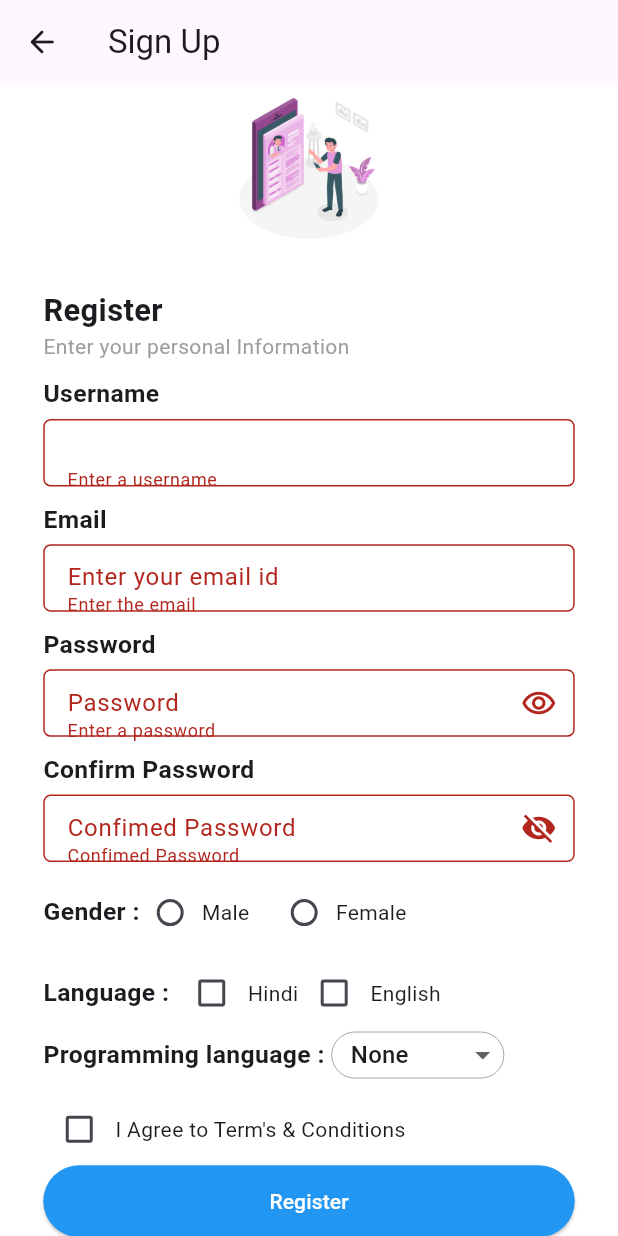
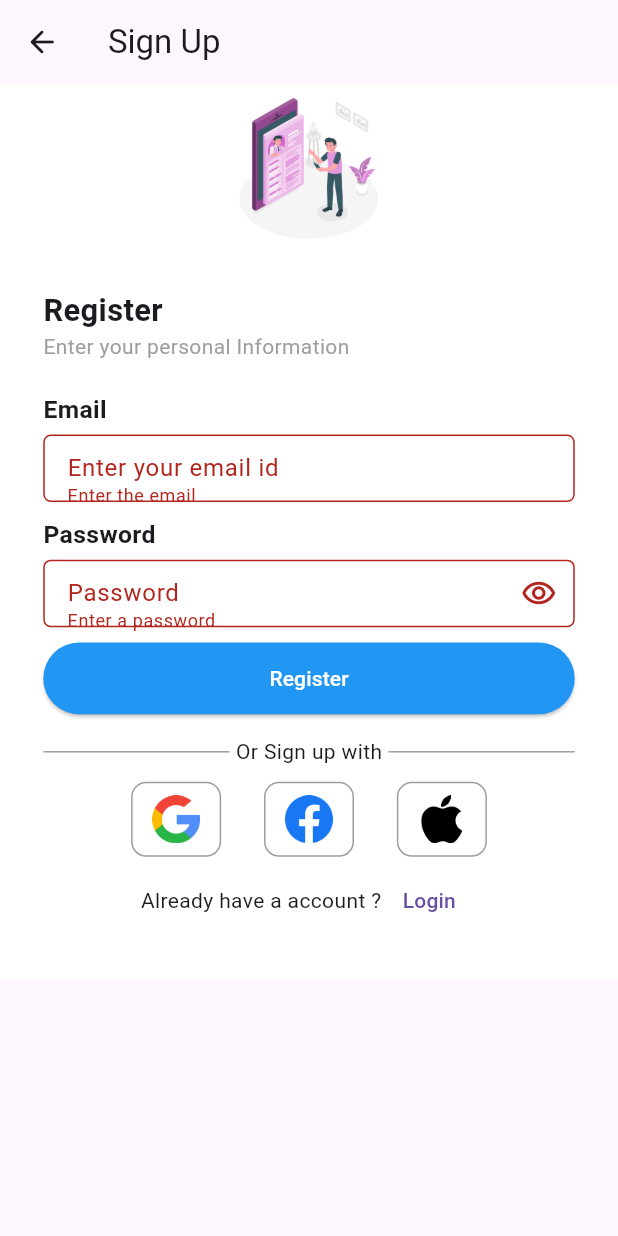
Before and after one commit to tiwarisuraj136/firebase_getx, a Flutter app: the signUpPageView screen opened by its route, after a tap on "Register", on a phone screen of 412 x 824 dp. Run offline on Flutter 3.47's test engine with Material 3 defaults, Android fonts, the phone set to English and light mode, and no system bars; our stand-ins replace cloud_firestore, feather_icons, firebase_auth, firebase_core, geocoding, geolocator and 6 more; missing offline and left inert: flutter_avif; accounts and stored records are empty.

Commit message:
worked on google signup and sign normal signup and login 4.6.2024 time 11.47AM

```diff
--- a/lib/features/signUp/signUp_page_view.dart
+++ b/lib/features/signUp/signUp_page_view.dart
@@ -14,10 +14,10 @@ class signUpPageView extends GetView<signUpController> {
     return Scaffold(
       resizeToAvoidBottomInset: false,
       appBar: AppBar(
-        title: Text("Sign Up"),
+        title: const Text("Sign Up"),
         leading: IconButton(
           onPressed: (){},
-          icon: Icon(Icons.arrow_back_rounded),
+          icon: const Icon(Icons.arrow_back_rounded),
         ),
       ),
       body: Form(
@@ -31,7 +31,7 @@ class signUpPageView extends GetView<signUpController> {
               child: Column(
                 children: [
                   Image(
-                    image: AssetImage('assets/images/signUp.jpg'),
+                    image: const AssetImage('assets/images/signUp.jpg'),
                     height: Get.height*0.13,
                     width: Get.width*0.4,
                   ),
@@ -43,13 +43,13 @@ class signUpPageView extends GetView<signUpController> {
                       children: [
 
                         Text("Register", style: TextStyle(fontSize: Get.width*0.05, fontWeight: FontWeight.w600),),
-                        Text("Enter your personal Information", style: TextStyle(fontWeight: FontWeight.w400, color: Colors.grey),),
+                        const Text("Enter your personal Information", style: TextStyle(fontWeight: FontWeight.w400, color: Colors.grey),),
 
 
                         SizedBox(height: Get.height*0.0125,),
 
                         // Username Field
-                        Text("Username", style: TextStyle(fontSize:Get.width*0.04, fontWeight: FontWeight.w600),),
+                     /*   Text("Username", style: TextStyle(fontSize:Get.width*0.04, fontWeight: FontWeight.w600),),
                         SizedBox(height: Get.width*0.01),
                         Container(
                           constraints: BoxConstraints(
@@ -70,7 +70,7 @@ class signUpPageView extends GetView<signUpController> {
                               }
                             },
                           ),
-                        ),
+                        ),*/
 
                         SizedBox(height: Get.height*0.0125,),
 
@@ -81,7 +81,7 @@ class signUpPageView extends GetView<signUpController> {
                         SizedBox(height: Get.width*0.01),
 
                         Container(
-                          constraints: BoxConstraints(
+                          constraints: const BoxConstraints(
                             maxHeight: 45
                           ),
                           child: TextFormField(
@@ -93,7 +93,7 @@ class signUpPageView extends GetView<signUpController> {
                               errorStyle: const TextStyle(height: 0.01),
 
                             ),
-                            style: TextStyle(color: Colors.grey),
+                            style: const TextStyle(color: Colors.grey),
                             validator: (String? value){
                               if(value!.isEmpty){
                                 return "Enter the email";
@@ -109,7 +109,7 @@ class signUpPageView extends GetView<signUpController> {
                         Text("Password", style: TextStyle(fontSize: Get.width*0.04, fontWeight: FontWeight.w600),),
                         SizedBox(height: Get.width*0.01),
                         Container(
-                          constraints: BoxConstraints(
+                          constraints: const BoxConstraints(
                             maxHeight: 45
                           ),
                           child: TextFormField(
@@ -135,7 +135,7 @@ class signUpPageView extends GetView<signUpController> {
                                       //
                         // Confirm Password Field
 
-                        Text("Confirm Password", style: TextStyle(fontSize: Get.width*0.04, fontWeight: FontWeight.w600),),
+                       /* Text("Confirm Password", style: TextStyle(fontSize: Get.width*0.04, fontWeight: FontWeight.w600),),
                         SizedBox(height: Get.width*0.01),
                         Container(
                           constraints: BoxConstraints(
@@ -168,10 +168,10 @@ class signUpPageView extends GetView<signUpController> {
                             ),
                           ),
                         ),
-                        SizedBox(height: Get.height*0.007,),
+                        SizedBox(height: Get.height*0.007,),*/
 
                         // Gender selection buttons
-                        Row(
+                     /*   Row(
                           children: [
                             Text("Gender : ", style: TextStyle(fontSize: Get.width*0.04, fontWeight: FontWeight.w600),),
                             SizedBox(
@@ -267,11 +267,11 @@ class signUpPageView extends GetView<signUpController> {
                             ),
                           ],
                         ),
-                        SizedBox(height: Get.height*0.012),
+                        SizedBox(height: Get.height*0.012),*/
                                       //
                         //  Check Box for agreement of term's and conditions
 
-                        Row(
+                      /*  Row(
                           children: [
                             Obx(
                               () => Checkbox(
@@ -282,7 +282,7 @@ class signUpPageView extends GetView<signUpController> {
                             ),
                             Text("I Agree to Term's & Conditions"),
                           ],
-                        ),
+                        ),*/
 
                                       //
                         // Register Button
@@ -296,19 +296,19 @@ class signUpPageView extends GetView<signUpController> {
                             ),
                             onPressed: (){
                               // When term's are agreed and required fields are filled
-                              if(registerKey.currentState!.validate() && controller.termsChecked.value) {
+                              if(registerKey.currentState!.validate() /*&& controller.termsChecked.value*/) {
                                 FirebaseData.normalSignupLogin(
-                                  username: controller.usernameController.text,
+                                  // username: controller.usernameController.text,
                                   email: controller.emailController.text,
                                   password: controller.passwordController.text,
-                                  gender: controller.selectGender.value,
-                                  languageHindi: controller.valuefirst.value.toString(),
-                                  languageEnglish: controller.valuesecond.value.toString(),
-                                    programmeLang: controller.dropvalue.value,
+                                  // gender: controller.selectGender.value,
+                                  // languageHindi: controller.valuefirst.value.toString(),
+                                  // languageEnglish: controller.valuesecond.value.toString(),
+                                  //   programmeLang: controller.dropvalue.value,
                                 );
                                       Get.dialog(
                                         AlertDialog(
-                                          title: Text("Confirmed",),
+                                          title: const Text("Confirmed",),
                                           content: SizedBox(
                                             height: Get.height*0.2,
                                             child: Column(
@@ -316,7 +316,7 @@ class signUpPageView extends GetView<signUpController> {
                                                 Padding(
                                                   padding: EdgeInsets.only(top: Get.height*0.14),
                                                   child: ElevatedButton(
-                                                    child: Text("Submit"),
+                                                    child: const Text("Submit"),
                                                     onPressed: (){
                                                       Get.toNamed("home_page_view.dart");
                                                     },
@@ -358,23 +358,23 @@ class signUpPageView extends GetView<signUpController> {
                               }
 
                             },
-                            child: Text("Register",style: TextStyle(color: Colors.white),
+                            child: const Text("Register",style: TextStyle(color: Colors.white),
                             ),
                           ),
                         ),
 
-                        SizedBox(height: 15.0,),
+                        const SizedBox(height: 15.0,),
                                       //
                         Row(
                           mainAxisAlignment: MainAxisAlignment.spaceEvenly,
                           children: [
                             Expanded(child: Divider(color: Colors.grey, endIndent: Get.width*0.01,)),
-                            Text("Or Sign up with"),
+                            const Text("Or Sign up with"),
                             Expanded(child: Divider(color: Colors.grey,indent: Get.width*0.01,)),
                           ],
                         ),
 
-                        SizedBox(height: 10.0),
+                        const SizedBox(height: 10.0),
 
                         Padding(
                           padding: const EdgeInsets.only(left: 30.0, right: 30.0),
@@ -441,17 +441,17 @@ class signUpPageView extends GetView<signUpController> {
                           ),
                         ),
 
-                        SizedBox(height: 5.0,),
+                        const SizedBox(height: 5.0,),
                         // Navigation to login page
                         Row(
                           mainAxisAlignment: MainAxisAlignment.center,
                           children: [
-                            Text("Already have a account ?"),
+                            const Text("Already have a account ?"),
                             TextButton(
                                 onPressed: (){
                                   Get.toNamed("login_page_view.dart");
                                 },
-                                child: Text("Login")
+                                child: const Text("Login")
                             )
                           ],
                         )
--- a/lib/firebase.dart
+++ b/lib/firebase.dart
@@ -9,6 +9,8 @@ class FirebaseData{
   static FirebaseFirestore firestore = FirebaseFirestore.instance;
   static FirebaseAuth auth = FirebaseAuth.instance;
 
+
+  ///////////////// sign in google  email check start ///////////////
   static Future isEmailExist({required String email}) async {
     print('email15');
     print(email);
@@ -22,11 +24,10 @@ class FirebaseData{
     print('checkEmail21');
     return checkEmail.docs.isEmpty;
   }
-
+///////////////// sign in google  email check  end ///////////////
 
 
   static Future addUser({
-    required String name,
     required String password,
     required String email,
   }) async {
@@ -39,7 +40,6 @@ class FirebaseData{
       if (value) {
         print("adding user in firestore database");
         await firestore.collection('users').add({
-          'username': name,
           'email': email,
           'password': password,
         });
@@ -54,55 +54,68 @@ class FirebaseData{
 
 
 
+
+
+
   static signupWithGoogle() async {
     try {
       final GoogleSignInAccount? googleUser = await GoogleSignIn().signIn();
-      final GoogleSignInAuthentication? googleAuth =
-      await googleUser?.authentication;
+      final GoogleSignInAuthentication? googleAuth = await googleUser?.authentication;
+
       final credential = GoogleAuthProvider.credential(
         accessToken: googleAuth?.accessToken,
-        idToken: googleAuth?.idToken,
+        // idToken: googleAuth?.idToken,
       );
+
+      print('credential hello i am here line 65');
+      print(credential);
+      print(credential.accessToken);
+      // print(credential.idToken);
+      print('credentialhello i am here 67');
+
       await auth.signInWithCredential(credential).then((e) async {
         addUser(
-             name: e.user!.displayName!,
           email: e.user!.email!,
           password: 'abcd@1234',
-            )
-            .then((value) async {
+        ).then((value) async {
+          print('valuehelllo i want value');
           print(value);
-              if(value){
-                appData.isLogin = true;
-                appData.name = e.user!.displayName!;
+
+
           appData.email = e.user!.email!;
           appData.password = 'abcd@1234';
+
           print("hello successful 72");
           Get.snackbar("Successfully", "Signup With Google Successful");
           Get.toNamed("home_page_view.dart");
-                // Get.back();
-                // Get.offAllNamed(Routes.dashboard);
-              }else{
-                print("Email is already exist");
-                Get.snackbar("Warning", "This Email is already exist");
-              }
-             // await GoogleSignIn().signOut();
           print('successfully login & data added firebase');
         });
       });
     } catch (e) {
       Get.back();
       print('Google exception : $e');
+    } finally {
+      // Ensure the user is signed out from Google after the operation
+      // await GoogleSignIn().signOut();
+      await GoogleSignIn().disconnect();
     }
   }
+
 
   static signInWithGoogle() async {
     final GoogleSignInAccount? googleUser = await GoogleSignIn().signIn();
     final GoogleSignInAuthentication? googleAuth = await googleUser?.authentication;
     final credential = GoogleAuthProvider.credential(
       accessToken: googleAuth?.accessToken,
-      idToken: googleAuth?.idToken,
+      // idToken: googleAuth?.idToken,
     );
+
+
     await auth.signInWithCredential(credential).then((value) async {
+      print("hello i am here line 113");
+      print(credential.accessToken);
+      // print(credential.idToken);
+      print('credential.idToken line 116');
      bool isExist = await isEmailExist( email: value.user!.email!);
      print('isExisthhhhh');
      print(isExist);
@@ -128,6 +141,9 @@ class FirebaseData{
 
      if(snapshot.docs.isNotEmpty){
        var data = snapshot.docs[0].data();
+       print('datahello i am here 138');
+       print(data);
+       print('datahello i am here 140');
        Get.snackbar("SuccessFull", "Login with Email Password");
        Get.toNamed("home_page_view.dart");
      }
@@ -147,40 +163,24 @@ class FirebaseData{
   }
 ////////////////////////normal signup //////////////////////////
 
-  static normalSignupLogin({required String username,required String email, required String password,
-    required String languageHindi,required String languageEnglish,required String programmeLang,
-    required int gender}) async {
-    // Get.back();
-    // CustomLoader().linearLoader();
+  static normalSignupLogin({required String email, required String password,}) async {
+
     try {
       addUserWithNormalSignUp(
-          username: username,
           email: email,
           password: password,
-          gender: gender == 1 ? 'Male':'Female',
-          languageHindi: languageHindi,
-        languageEnglish: languageEnglish,
-        programLang: programmeLang,
+
         ).then((value) async {
           print('valueline 165');
           print(value);
           if(value){
             appData.isLogin = true;
-            appData.name = username;
             appData.email = email;
             appData.password = password;
-            appData.gender = gender == 1 ? 'Male':'Female';
-            appData.languageHindi = languageHindi;
-            appData.languageEnglish = languageEnglish;
-              appData.programLang = programmeLang;
             Get.toNamed("home_page_view.dart");
-            // Get.back();
-            // Get.offAllNamed(Routes.dashboard);
           }else{
             print("Email is already exist");
-            // Get.snackbar("Warning", "This Email is already exist");
           }
-          // print('successfully login & data added firebase');
         });
 
 
@@ -196,13 +196,10 @@ class FirebaseData{
   }
 
   static Future addUserWithNormalSignUp({
-    required String username,
+
     required String email,
     required String password,
-    required String gender,
-    required String languageHindi,
-    required String languageEnglish,
-    required String programLang,
+
 
   }) async {
 
@@ -211,13 +208,9 @@ class FirebaseData{
       if (value) {
         print("adding user in firestore database");
         await firestore.collection('users').add({
-          'username': username,
+
           'email': email,
           'password': password,
-          'gender': gender,
-          'languageHindi': languageHindi,
-          'languageEnglish': languageEnglish,
-          'programLang': programLang,
         });
         Get.snackbar("Successfully", "successfully login",backgroundColor: Colors.teal);
         Get.toNamed("home_page_view.dart");
```
Lines whose indentation alone changed are shown as unchanged.
